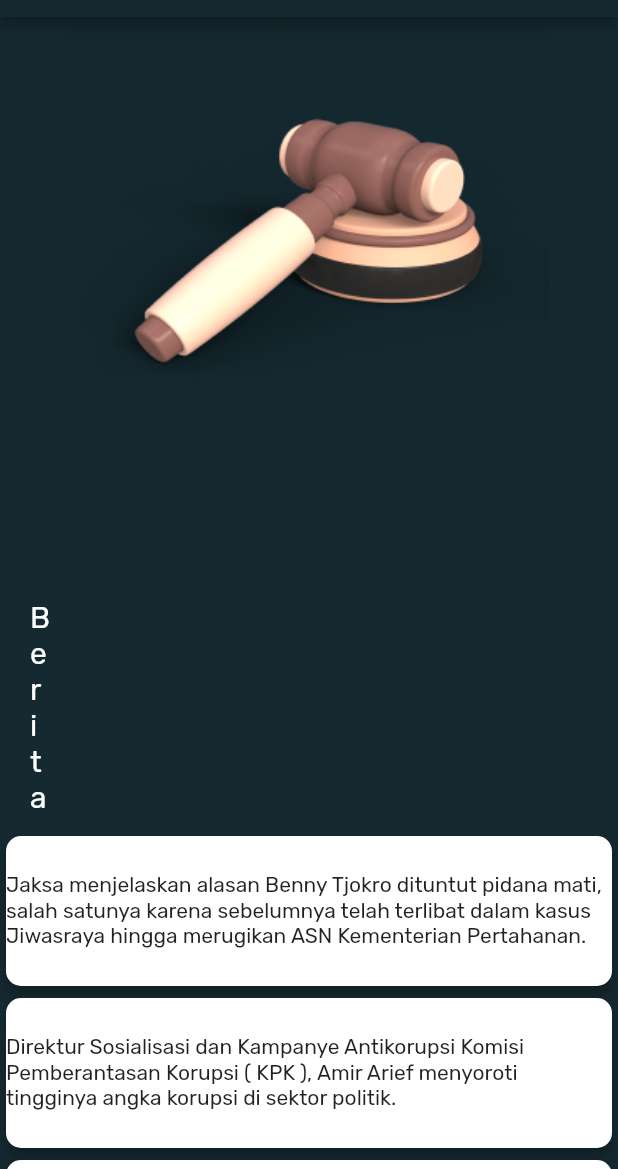
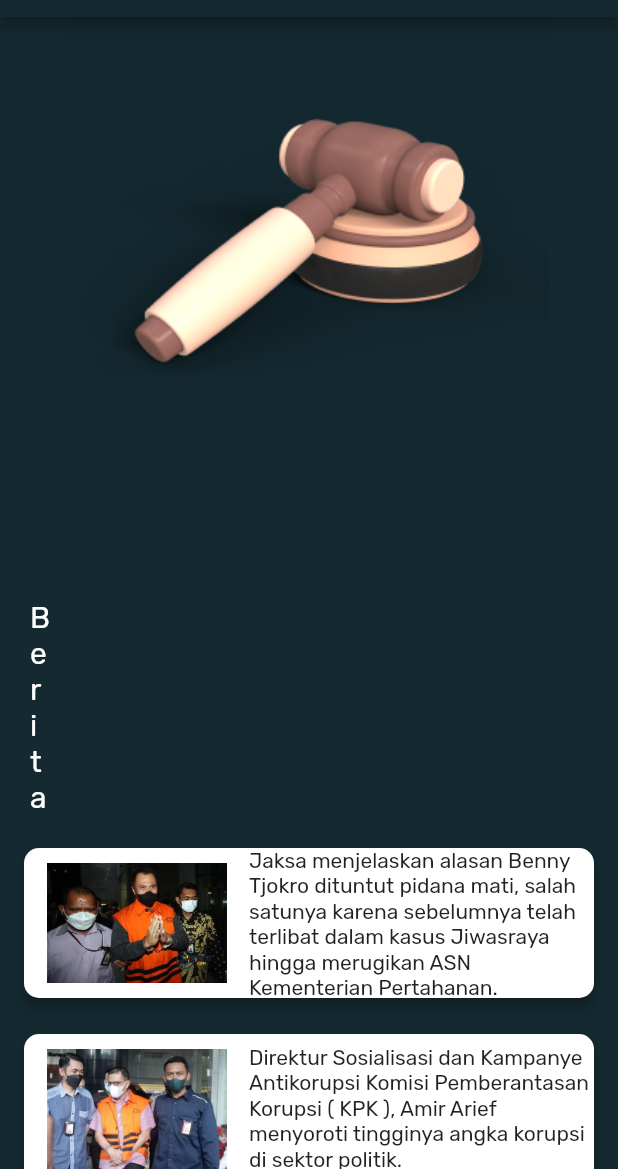
Before and after one commit to PBP-G20Project/flutter-pusat-pengaduan, a Flutter app: the screen it shows after launch, on a phone screen of 412 x 824 dp, the part 67-1236 px from its top. Run offline on Flutter 3.47's test engine with Material 2 defaults, Android fonts, the phone set to English and light mode, and no system bars; our stand-ins replace get, google_fonts; missing offline and left inert: dart:html, pbp_django_auth.

Commit message:
sisa merging

```diff
--- a/lib/views/home/home_page/home_page_screen.dart
+++ b/lib/views/home/home_page/home_page_screen.dart
@@ -8,14 +8,25 @@ import 'package:pusat_pengaduan/common/constant.dart';
 import 'package:pusat_pengaduan/utils/route.dart';
 import 'package:pusat_pengaduan/views/home/home_page/controller/home_page_controller.dart';
 import 'package:pusat_pengaduan/views/home/review/review_screen.dart';
+import 'package:pusat_pengaduan/views/home/review/review_model.dart';
 
 class HomePageScreen extends StatelessWidget {
   const HomePageScreen({super.key});
 
   getReview(request) async {
-    final response =
-        await request.get("https://pusat-pengaduan.up.railway.app/");
-    return response;
+    final response = await request.get("http://localhost:8000/json_review/");
+    // print(response);
+    List<Review> listReview = [];
+    for (var i in response) {
+      if (i != null) {
+        listReview.add(Review.fromJson(i));
+      }
+    }
+    // print(response[0]);
+    // Review re = Review.fromJson(response[0]);
+    // print(re);
+    // print(listReview);
+    return listReview;
   }
 
   @override
@@ -41,7 +52,6 @@ class HomePageScreen extends StatelessWidget {
             width: 300,
             height: 300,
           ),
-
           Container(
             margin: const EdgeInsets.fromLTRB(20, 20, 400, 10),
             child: ElevatedButton(
@@ -56,7 +66,6 @@ class HomePageScreen extends StatelessWidget {
                     style: TextStyle(
                         color: kPrimaryColor, fontWeight: FontWeight.w500))),
           ),
-
           Container(
               margin: const EdgeInsets.fromLTRB(20, 10, 400, 10),
               child: const Text(
@@ -66,54 +75,82 @@ class HomePageScreen extends StatelessWidget {
           GestureDetector(
             onTap: () => controller.navigateToBeritaDetailTiga(),
             child: Card(
+                margin:
+                    const EdgeInsets.symmetric(horizontal: 16, vertical: 12),
                 shape: RoundedRectangleBorder(
                     borderRadius: BorderRadius.circular(10)),
                 elevation: 4,
                 child: SizedBox(
                   width: 200,
                   height: 100,
-                  child: Column(
+                  child: Row(
                       crossAxisAlignment: CrossAxisAlignment.center,
                       mainAxisAlignment: MainAxisAlignment.spaceAround,
-                      children: const [
-                        Text(
-                            'Jaksa menjelaskan alasan Benny Tjokro dituntut pidana mati, salah satunya karena sebelumnya telah terlibat dalam kasus Jiwasraya hingga merugikan ASN Kementerian Pertahanan.'),
+                      children: [
+                        Image.asset(
+                          "assets/images/korupsi3.jpg",
+                          height: 80,
+                          width: 150,
+                        ),
+                        Flexible(
+                          child: Text(
+                            'Jaksa menjelaskan alasan Benny Tjokro dituntut pidana mati, salah satunya karena sebelumnya telah terlibat dalam kasus Jiwasraya hingga merugikan ASN Kementerian Pertahanan.',
+                          ),
+                        )
                       ]),
                 )),
           ),
           GestureDetector(
             onTap: () => controller.navigateToBeritaDetail(),
             child: Card(
+                margin:
+                    const EdgeInsets.symmetric(horizontal: 16, vertical: 12),
                 shape: RoundedRectangleBorder(
                     borderRadius: BorderRadius.circular(10)),
                 elevation: 4,
                 child: SizedBox(
                   width: 200,
                   height: 100,
-                  child: Column(
+                  child: Row(
                       crossAxisAlignment: CrossAxisAlignment.center,
                       mainAxisAlignment: MainAxisAlignment.spaceAround,
-                      children: const [
-                        Text(
-                            'Direktur Sosialisasi dan Kampanye Antikorupsi Komisi Pemberantasan Korupsi ( KPK ), Amir Arief menyoroti tingginya angka korupsi di sektor politik.'),
+                      children: [
+                        Image.asset(
+                          "assets/images/korupsi1.jpg",
+                          height: 80,
+                          width: 150,
+                        ),
+                        Flexible(
+                          child: Text(
+                              'Direktur Sosialisasi dan Kampanye Antikorupsi Komisi Pemberantasan Korupsi ( KPK ), Amir Arief menyoroti tingginya angka korupsi di sektor politik.'),
+                        )
                       ]),
                 )),
           ),
           GestureDetector(
             onTap: () => controller.navigateToBeritaDetailDua(),
             child: Card(
+                margin:
+                    const EdgeInsets.symmetric(horizontal: 16, vertical: 12),
                 shape: RoundedRectangleBorder(
                     borderRadius: BorderRadius.circular(10)),
                 elevation: 4,
                 child: SizedBox(
                   width: 200,
                   height: 100,
-                  child: Column(
+                  child: Row(
                       crossAxisAlignment: CrossAxisAlignment.center,
                       mainAxisAlignment: MainAxisAlignment.spaceAround,
-                      children: const [
-                        Text(
-                            'Harun Masiku seperti lenyap ditelan bumi. Politisi PDIP ini tak menampakkan diri di depan publik sejak komisioner KPU, Wahyu Setiawan ditangkap penyidik KPK Rabu 8 Januari lalu.'),
+                      children: [
+                        Image.asset(
+                          "assets/images/card1.jpg",
+                          height: 80,
+                          width: 150,
+                        ),
+                        Flexible(
+                          child: Text(
+                              'Harun Masiku seperti lenyap ditelan bumi. Politisi PDIP ini tak menampakkan diri di depan publik sejak komisioner KPU, Wahyu Setiawan ditangkap penyidik KPK Rabu 8 Januari lalu.'),
+                        )
                       ]),
                 )),
           ),
@@ -144,66 +181,67 @@ class HomePageScreen extends StatelessWidget {
                         color: kPrimaryColor, fontWeight: FontWeight.w500))),
           ),
           Container(
-              margin: const EdgeInsets.fromLTRB(20, 20, 400, 100),
+              margin: const EdgeInsets.fromLTRB(20, 20, 400, 20),
               child: const Text(
                 "Review",
                 style: TextStyle(fontSize: 20, color: kWhiteColor),
               )),
-          // FutureBuilder(future: getReview(request),
-          // builder: (context, AsyncSnapshot snapshot) {
-          //       if (snapshot.data == null) {
-          //         return const Center(child: CircularProgressIndicator());
-          //       } else {
-          //         if (!snapshot.hasData) {
-          //           return Column(
-          //             children: const [
-          //               Text("No Review Yet!", style: TextStyle(
-          //                 color: kWhiteColor,
-          //                 fontSize: 15
-          //               ),),
-          //               SizedBox(height: 8,)
-          //             ],
-          //           );
-          //         } else {
-          //           return ListView.builder(itemBuilder:
-          //           )
-          //         }
-          //       }
-          // },),
-          // Container(
-          //   child: ListView.builder(
-          //     itemCount: controller.data!.length,
-          //     itemBuilder: (_, index) => Container(
-          //       padding: EdgeInsets.fromLTRB(20, 0, 400, 100),
-          //       margin: const EdgeInsets.symmetric(horizontal: 16, vertical: 12),
-          //       decoration: BoxDecoration(
-          //         color: kWhiteColor,
-          //         borderRadius: BorderRadius.circular(15.0),
-          //         boxShadow: const [
-          //           BoxShadow(
-          //             color: kPrimaryColor,
-          //             blurRadius: 2.0
-          //           )
-          //         ]
-          //       ),
-          //       child: Column(
-          //         mainAxisAlignment: MainAxisAlignment.start,
-          //         crossAxisAlignment: CrossAxisAlignment.start,
-          //         children: const [
-          //           Text(
-          //             "Anon", style: const TextStyle(
-          //             fontSize: 15.0,
-          //             fontWeight: FontWeight.bold
-          //           ),
-          //           ),
-          //           const SizedBox(height: 10,),
-          //           Text("controller.data"),
-          //         ],
-          //       ),
-          //     ),
-          //
-          //       ),
-          // )
+          FutureBuilder(
+            future: getReview(request),
+            builder: (context, AsyncSnapshot snapshot) {
+              if (snapshot.data == null) {
+                return const Center(child: CircularProgressIndicator());
+              } else {
+                if (!snapshot.hasData) {
+                  return Column(
+                    children: const [
+                      Text(
+                        "No Review Yet!",
+                        style: TextStyle(color: kWhiteColor, fontSize: 15),
+                      ),
+                      SizedBox(
+                        height: 8,
+                      )
+                    ],
+                  );
+                } else {
+                  return ListView.builder(
+                    shrinkWrap: true,
+                    itemCount: snapshot.data!.length,
+                    itemBuilder: (_, index) => Container(
+                      margin: const EdgeInsets.symmetric(
+                          horizontal: 16, vertical: 12),
+                      padding: const EdgeInsets.all(20.0),
+                      decoration: BoxDecoration(
+                          color: kWhiteColor,
+                          borderRadius: BorderRadius.circular(10.0),
+                          boxShadow: const [
+                            BoxShadow(color: kPrimaryColor, blurRadius: 2.0)
+                          ]),
+                      child: Column(
+                        mainAxisAlignment: MainAxisAlignment.start,
+                        crossAxisAlignment: CrossAxisAlignment.start,
+                        children: [
+                          Text(
+                            "${snapshot.data![index].fields.user}",
+                            style: TextStyle(fontSize: 15),
+                          ),
+                          const SizedBox(
+                            height: 10,
+                          ),
+                          Text("${snapshot.data![index].fields.comment}",
+                              style: const TextStyle(fontSize: 15))
+                        ],
+                      ),
+                    ),
+                  );
+
+                  // print(snapshot.data[0].fields.user);
+                  // return Text("ini data");
+                }
+              }
+            },
+          ),
         ],
       ),
     );
--- /dev/null
+++ b/lib/views/home/review/review_model.dart
@@ -0,0 +1,73 @@
+// To parse this JSON data, do
+//
+//     final review = reviewFromJson(jsonString);
+
+import 'dart:convert';
+
+List<Review> reviewFromJson(String str) =>
+    List<Review>.from(json.decode(str).map((x) => Review.fromJson(x)));
+
+String reviewToJson(List<Review> data) =>
+    json.encode(List<dynamic>.from(data.map((x) => x.toJson())));
+
+class Review {
+  Review({
+    required this.pk,
+    required this.fields,
+  });
+
+  int pk;
+  Fields fields;
+
+  factory Review.fromJson(Map<String, dynamic> json) => Review(
+        pk: json["pk"],
+        fields: Fields.fromJson(json["fields"]),
+      );
+
+  Map<String, dynamic> toJson() => {
+        "pk": pk,
+        "fields": fields.toJson(),
+      };
+}
+
+class Fields {
+  Fields({
+    required this.user,
+    required this.rating,
+    required this.comment,
+  });
+
+  int user;
+  int rating;
+  String comment;
+
+  factory Fields.fromJson(Map<String, dynamic> json) => Fields(
+        user: json["user"],
+        rating: json["rating"] == null ? 0 : json["rating"],
+        comment: json["comment"],
+      );
+
+  Map<String, dynamic> toJson() => {
+        "user": user,
+        "rating": rating == null ? 0 : rating,
+        "comment": comment,
+      };
+}
+
+// enum Model { MAIN_PAGE_REVIEWS }
+
+// final modelValues = EnumValues({"main_page.reviews": Model.MAIN_PAGE_REVIEWS});
+
+// class EnumValues<T> {
+//   Map<String, T> map;
+//   Map<T, String> reverseMap;
+
+//   EnumValues(this.map);
+
+//   Map<T, String> get reverse {
+//     if (reverseMap == null) {
+//       reverseMap = map.map((k, v) => new MapEntry(v, k));
+//     }
+//     return reverseMap;
+//   }
+// }
```
